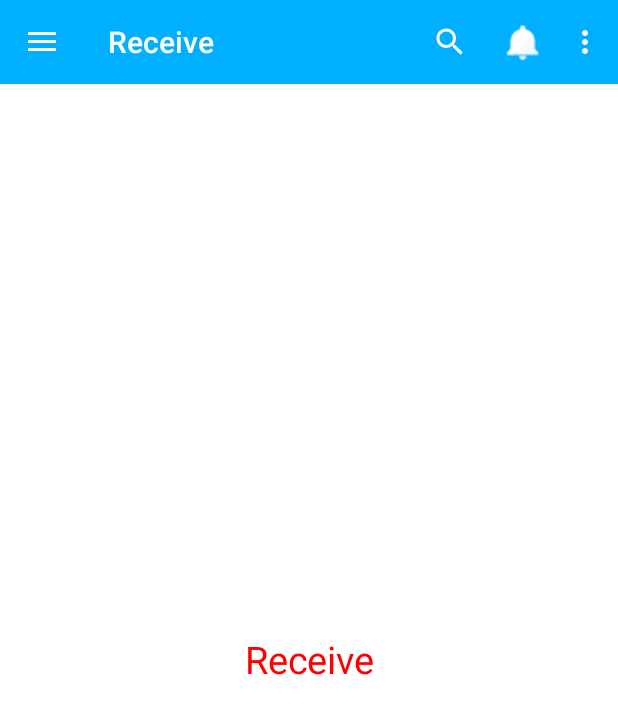
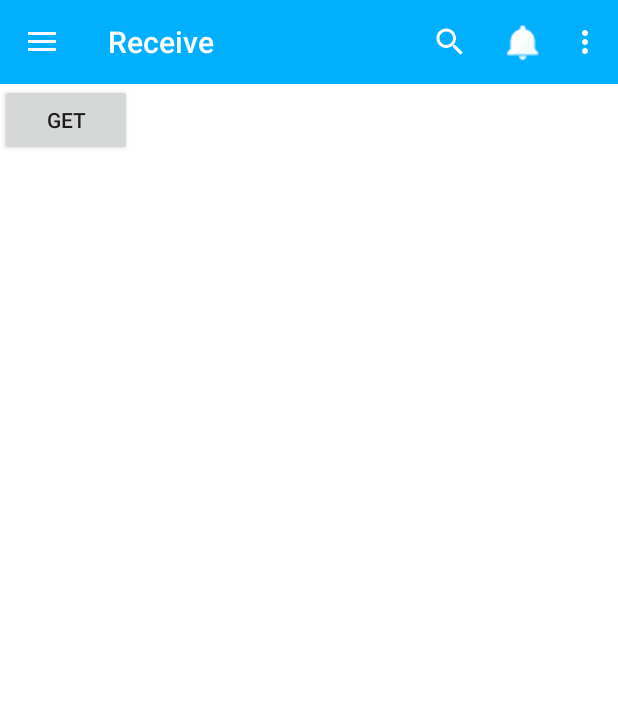
Before and after one commit to sw222/ISS_AD_app, an Android app: the screen it shows after launch (MainActivity), after a tap on "Receive", on a phone screen of 412 x 824 dp. Shown: the top 714 px of the screen. Run offline under Robolectric (Android 15) with nearby library versions, the phone set to English and light mode, and no system bars; 2 statements that could not run were skipped; 1 other tap on this screen came first.

Commit message:
add http get method

```diff
--- a/app/src/main/AndroidManifest.xml
+++ b/app/src/main/AndroidManifest.xml
@@ -2,6 +2,7 @@
 <manifest xmlns:android="http://schemas.android.com/apk/res/android"
     package="com.tianhang.adapp" >
 
+    <uses-permission android:name="android.permission.INTERNET" />
     <uses-permission android:name="android.permission.CAMERA" />
     <uses-permission android:name="android.permission.FLASHLIGHT" />
     <uses-permission android:name="android.permission.VIBRATE" />
--- a/app/src/main/java/com/tianhang/adapp/base/impl/ReceivePager.java
+++ b/app/src/main/java/com/tianhang/adapp/base/impl/ReceivePager.java
@@ -3,28 +3,110 @@ package com.tianhang.adapp.base.impl;
 import android.app.Activity;
 import android.graphics.Color;
 import android.view.Gravity;
+import android.view.View;
+import android.widget.Button;
 import android.widget.TextView;
+import android.widget.Toast;
 
+import com.lidroid.xutils.ViewUtils;
+import com.loopj.android.http.AsyncHttpClient;
+import com.loopj.android.http.AsyncHttpResponseHandler;
+import com.loopj.android.http.JsonHttpResponseHandler;
+import com.tianhang.adapp.R;
 import com.tianhang.adapp.base.BasePager;
+
+import org.apache.http.Header;
+import org.json.JSONArray;
+import org.json.JSONException;
+import org.json.JSONObject;
 
 /**
  * Created by student on 24/8/15.
  */
 public class ReceivePager extends BasePager{
-
+    private final String PATH = mActivity.getString(R.string.path);
+    private Button btn_get;
     public ReceivePager(Activity activity){
         super(activity);
     }
 
     @Override
+    public void initViews() {
+        super.initViews();
+        View view = View.inflate(mActivity, R.layout.pager_receive, null);
+        mRootView = view;
+        ViewUtils.inject(this, view); // 把当前的View对象注入到xUtils框架中
+        mRootView = view;
+        btn_get = (Button)mRootView.findViewById(R.id.id_get);
+        btn_get.setOnClickListener(new View.OnClickListener() {
+            @Override
+            public void onClick(View v) {
+
+                //httpGet();
+                httpJsonGet();
+            }
+        });
+    }
+
+    @Override
     public void initData() {
-        //tvTitle.setText("StatisticsPager");
+        super.initData();
 
-        TextView textView = new TextView(mActivity);
-        textView.setText("Receive");
-        textView.setTextColor(Color.RED);
-        textView.setTextSize(25);
-        textView.setGravity(Gravity.CENTER);
-        flContent.addView(textView);
+    }
+
+    public void httpGet(){
+        String path = PATH+"/customer/haha";
+        AsyncHttpClient client = new AsyncHttpClient();
+        client.get(path, new AsyncHttpResponseHandler() {
+
+            @Override
+            public void onSuccess(int i, Header[] headers, byte[] bytes) {
+                String result = new String(bytes);
+                Toast.makeText(mActivity, "result" + result, Toast.LENGTH_SHORT).show();
+            }
+
+            @Override
+            public void onFailure(int i, Header[] headers, byte[] bytes, Throwable throwable) {
+
+                Toast.makeText(mActivity, "request network failed !", Toast.LENGTH_SHORT).show();
+
+            }
+        });
+    }
+    public void httpJsonGet() {
+        String path = PATH+"/customer/haha";
+        AsyncHttpClient client = new AsyncHttpClient();
+
+            client.get(path,null,new JsonHttpResponseHandler(){
+                @Override
+                public void onFailure(int statusCode, Header[] headers, String responseString, Throwable throwable) {
+                    super.onFailure(statusCode, headers, responseString, throwable);
+                    Toast.makeText(mActivity, "request network failed !", Toast.LENGTH_SHORT).show();
+                }
+
+                @Override
+                public void onSuccess(int statusCode, Header[] headers, JSONArray response) {
+                    super.onSuccess(statusCode, headers, response);
+                    //JSONObject firstEvent = response.get(0);
+                    //String tweetText = firstEvent.getString("text");
+
+                    // Do something with the response
+                    //System.out.println(tweetText);
+                }
+
+                @Override
+                public void onSuccess(int statusCode, Header[] headers, JSONObject response) {
+                    super.onSuccess(statusCode, headers, response);
+                    String address;
+                    try {
+                        address = response.get("Address").toString();
+                    }catch (JSONException e){
+                        //throw new JSONException("json exception !");
+                        throw new RuntimeException(e);
+                    }
+                    Toast.makeText(mActivity, "json-->"+address, Toast.LENGTH_SHORT).show();
+                }
+            });
+
     }
 }
--- /dev/null
+++ b/app/src/main/res/layout/pager_receive.xml
@@ -0,0 +1,10 @@
+<?xml version="1.0" encoding="utf-8"?>
+<LinearLayout xmlns:android="http://schemas.android.com/apk/res/android"
+    android:orientation="vertical" android:layout_width="match_parent"
+    android:layout_height="match_parent">
+<Button
+    android:id="@+id/id_get"
+    android:layout_width="wrap_content"
+    android:layout_height="wrap_content"
+    android:text="GET"/>
+</LinearLayout>
--- a/app/src/main/res/values/strings.xml
+++ b/app/src/main/res/values/strings.xml
@@ -6,6 +6,7 @@
 
     <string name="drawer_open">打开</string>
     <string name="drawer_close">关闭</string>
+    <string name="path">http://10.10.1.202/Service/MyService.svc</string>
 
 <!-- TODO: Remove or change this placeholder text -->
     <string name="hello_blank_fragment">Hello blank fragment</string>
```
